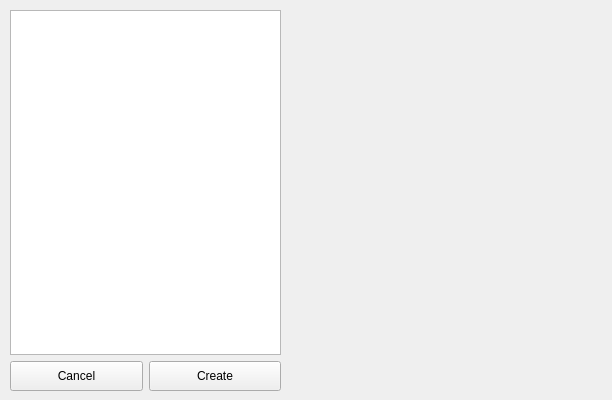
Old version of the form ui/NewProjectWindow.ui in the repository Nitrooos/Projectizer.
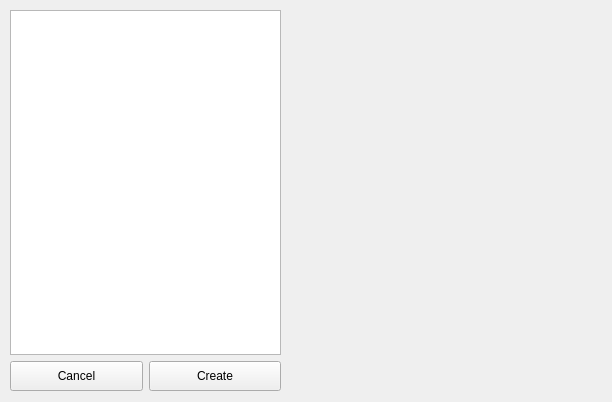
New version of the form.

Commit message: Add rendering name of option (human-readable)

Patch:
```diff
--- a/ui/NewProjectWindow.ui
+++ b/ui/NewProjectWindow.ui
@@ -7,7 +7,7 @@
     <x>0</x>
     <y>0</y>
     <width>612</width>
-    <height>400</height>
+    <height>402</height>
    </rect>
   </property>
   <property name="windowTitle">
```
The commit also changes 2 other files.
